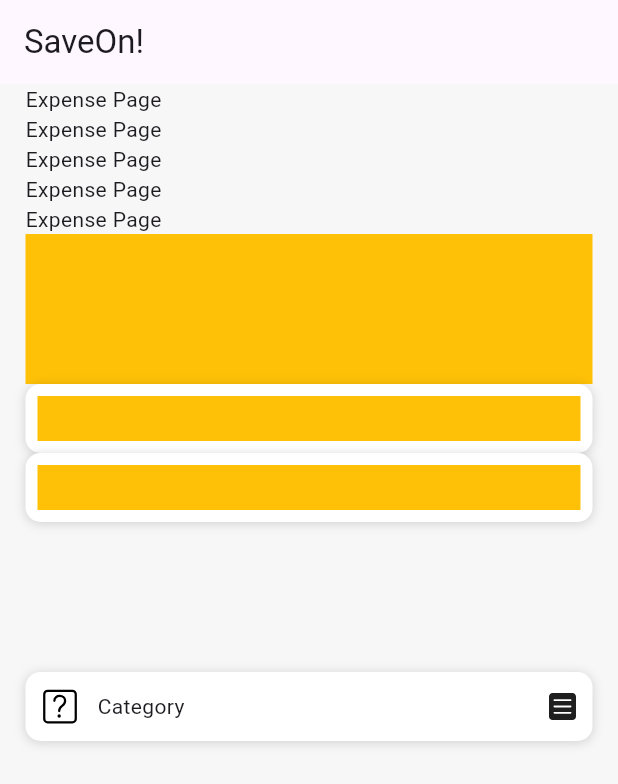
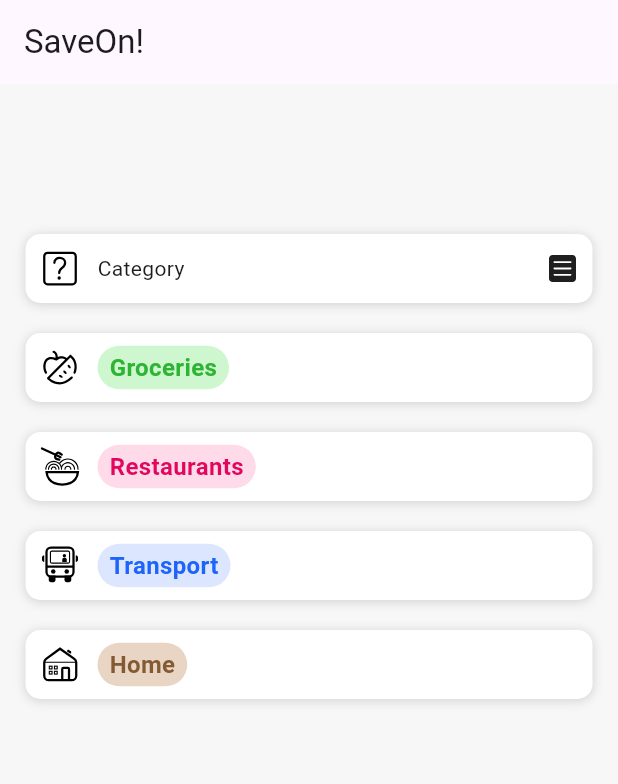
Before and after one commit to poleheshko/saveon_frontend, a Flutter app: the screen it shows after launch, on a phone screen of 412 x 824 dp. Shown: the top 784 px of the screen. Run offline on Flutter 3.47's test engine with Material 3 defaults, Android fonts, the light colour scheme and no system bars; our stand-ins replace flutter_svg.

Commit message:
Finished category_info.dart; create category_label_prefab.dart , category_row_prefab.dart + Tested on Expenses Page

```diff
--- a/lib/data/category_info.dart
+++ b/lib/data/category_info.dart
@@ -15,3 +15,85 @@
     required this.textColor
   });
 }
+
+List<Category> expenseCategories =[
+  Category(
+    categoryId: 1,
+    categoryName: "Groceries",
+    categoryIconPath: "lib/assets/category_icons/category_groceries.svg",
+    labelColor: Color(0xFFCEF7CF),
+    textColor: Color(0xFF2EB433),
+  ),
+
+  Category(
+    categoryId: 2,
+    categoryName: "Restaurants",
+    categoryIconPath: "lib/assets/category_icons/category_restaurants.svg",
+    labelColor: Color(0xFFFFDAE9),
+    textColor: Color(0xFFE1075E),
+  ),
+  Category(
+    categoryId: 3,
+    categoryName: "Transport",
+    categoryIconPath: "lib/assets/category_icons/category_transport.svg",
+    labelColor: Color(0xFFDCE7FF),
+    textColor: Color(0xFF1E64FA),
+  ),
+  Category(
+    categoryId: 4,
+    categoryName: "Home",
+    categoryIconPath: "lib/assets/category_icons/category_home.svg",
+    labelColor: Color(0xFFE9D5C3),
+    textColor: Color(0xFF835A34),
+  ),
+  Category(
+    categoryId: 5,
+    categoryName: "Purchases",
+    categoryIconPath: "lib/assets/category_icons/category_purchases.svg",
+    labelColor: Color(0xFFFFD9F0),
+    textColor: Color(0xFFFF0099),
+  ),
+  Category(
+    categoryId: 6,
+    categoryName: "Subscriptions",
+    categoryIconPath: "lib/assets/category_icons/category_subscriptions.svg",
+    labelColor: Color(0xFFD8FBF9),
+    textColor: Color(0xFF00AFA6),
+  ),
+  Category(
+    categoryId: 7,
+    categoryName: "Services",
+    categoryIconPath: "lib/assets/category_icons/category_services.svg",
+    labelColor: Color(0xFFFFDDDD),
+    textColor: Color(0xFFFF2B2B),
+  ),
+  Category(
+    categoryId: 8,
+    categoryName: "Events",
+    categoryIconPath: "lib/assets/category_icons/category_events.svg",
+    labelColor: Color(0xFFFFF0D7),
+    textColor: Color(0xFFE58D00),
+  ),
+  Category(
+    categoryId: 9,
+    categoryName: "Sport",
+    categoryIconPath: "lib/assets/category_icons/category_sport.svg",
+    labelColor: Color(0xFFC5EFFF),
+    textColor: Color(0xFF00A7E4),
+  ),
+  Category(
+    categoryId: 10,
+    categoryName: "Pets",
+    categoryIconPath: "lib/assets/category_icons/category_pets.svg",
+    labelColor: Color(0xFFE9CFFF),
+    textColor: Color(0xFF9543DD),
+  ),
+  Category(
+    categoryId: 11,
+    categoryName: "Others",
+    categoryIconPath: "lib/assets/category_icons/category_other.svg",
+    labelColor: Color(0xFFDADADA),
+    textColor: Color(0xFF858585),
+  ),
+
+  ];
--- a/lib/expense_page.dart
+++ b/lib/expense_page.dart
@@ -4,6 +4,7 @@
 
 import 'models/common/common_page.dart';
 import 'models/common/saveon_section.dart';
+import 'models/expense_categories/category_row_prefab.dart';
 
 class ExpensePage extends StatefulWidget {
   const ExpensePage({super.key, required this.title});
@@ -19,34 +20,6 @@
   Widget build(BuildContext context) {
     return CommonPage(
       commonPageContent: [
-        const Text("Expense Page"),
-        const Text("Expense Page"),
-        const Text("Expense Page"),
-        const Text("Expense Page"),
-        const Text("Expense Page"),
-        Container(color: Colors.amber, width: double.infinity, height: 100),
-        SaveOnSection(
-          SaveOnSectionContent: [
-            Expanded(
-              child: Container(
-                color: Colors.amber,
-                width: double.infinity,
-                height: 5,
-              ),
-            ),
-          ],
-        ),
-        SaveOnSection(
-          SaveOnSectionContent: [
-            Expanded(
-              child: Container(
-                color: Colors.amber,
-                width: double.infinity,
-                height: 5,
-              ),
-            ),
-          ],
-        ),
         SizedBox(width: double.infinity, height: 100),
         SaveOnSection(
           SaveOnSectionContent: [
@@ -69,6 +42,31 @@
             ),
           ],
         ),
+        SizedBox(height: 20,),
+        SaveOnSection(
+          SaveOnSectionContent: [
+            CategoryRowPrefab(categoryId: 1),
+          ],
+        ),
+        SizedBox(height: 20,),
+        SaveOnSection(
+          SaveOnSectionContent: [
+            CategoryRowPrefab(categoryId: 2),
+          ],
+        ),
+        SizedBox(height: 20,),
+        SaveOnSection(
+          SaveOnSectionContent: [
+            CategoryRowPrefab(categoryId: 3),
+          ],
+        ),
+        SizedBox(height: 20,),
+        SaveOnSection(
+          SaveOnSectionContent: [
+            CategoryRowPrefab(categoryId: 4),
+          ],
+        ),
+        SizedBox(height: 20,),
       ],
     );
   }
--- a/lib/models/common/saveon_section.dart
+++ b/lib/models/common/saveon_section.dart
@@ -9,7 +9,7 @@
   Widget build(BuildContext context) {
     return Container(
       width: double.infinity,
-      height: 46,
+      constraints: BoxConstraints(minHeight: 46),
       padding: const EdgeInsets.all(8),
       decoration: BoxDecoration(
         color: Color(0xFFFFFFFF), //background
--- /dev/null
+++ b/lib/models/expense_categories/category_label_prefab.dart
@@ -0,0 +1,35 @@
+import 'package:flutter/material.dart';
+
+class CategoryLabelPrefab extends StatelessWidget {
+  final String categoryName;
+  final Color categoryLabelColor;
+  final Color categoryTextColor;
+
+  const CategoryLabelPrefab({
+    required this.categoryName,
+    required this.categoryLabelColor,
+    required this.categoryTextColor,
+    super.key,
+  });
+
+  @override
+  Widget build(BuildContext context) {
+    return Container(
+      constraints: const BoxConstraints(minWidth: 42),
+      padding: const EdgeInsets.symmetric(horizontal: 8, vertical: 3),
+      alignment: Alignment.center,
+      decoration: BoxDecoration(
+        color: categoryLabelColor, //background
+        borderRadius: BorderRadius.circular(20),
+      ),
+      child: Text(
+        categoryName,
+        style: TextStyle(
+          color: categoryTextColor,
+          fontSize: 16,
+          fontWeight: FontWeight.bold,
+        )
+      ),
+    );
+  }
+}
--- /dev/null
+++ b/lib/models/expense_categories/category_row_prefab.dart
@@ -0,0 +1,34 @@
+import 'package:flutter/cupertino.dart';
+import 'package:flutter_svg/svg.dart';
+
+import '../../data/category_info.dart';
+import 'category_label_prefab.dart';
+
+class CategoryRowPrefab extends StatelessWidget {
+  final int categoryId;
+
+  const CategoryRowPrefab({super.key, required this.categoryId});
+
+  @override
+  Widget build(BuildContext context) {
+    final category = expenseCategories.firstWhere(
+          (c) => c.categoryId == categoryId,
+    );
+
+    return Row(
+      mainAxisAlignment: MainAxisAlignment.start,
+      crossAxisAlignment: CrossAxisAlignment.center,
+      children: [
+        SvgPicture.asset(
+          category.categoryIconPath,
+        ),
+        SizedBox(width: 10),
+        CategoryLabelPrefab(
+          categoryName: category.categoryName,
+          categoryLabelColor: category.labelColor,
+          categoryTextColor: category.textColor,
+        ),
+      ],
+    );
+  }
+}
--- a/pubspec.yaml
+++ b/pubspec.yaml
@@ -61,7 +61,7 @@
   assets:
     - lib/assets/category_icons/category_events.svg
     - lib/assets/category_icons/category_groceries.svg
-    - lib/assets/category_icons/category_house.svg
+    - lib/assets/category_icons/category_home.svg
     - lib/assets/category_icons/category_notSelected.svg
     - lib/assets/category_icons/category_other.svg
     - lib/assets/category_icons/category_pets.svg
```
Also changed, not shown: lib/assets/category_icons/category_home.svg (renamed from lib/assets/category_icons/category_house.svg).
